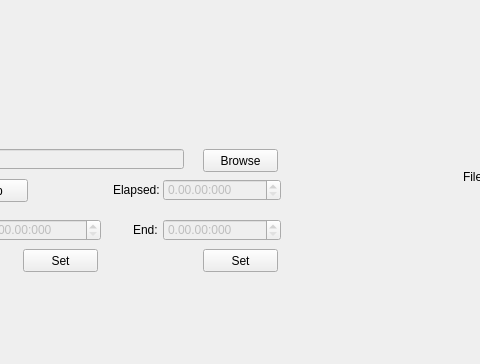
First picture: the form in mainwindow.ui, repository mgardner99/490, before the edit; both pictures show x 247 to 727 and y 411 to 775 of the 1214 by 775 pixel window.
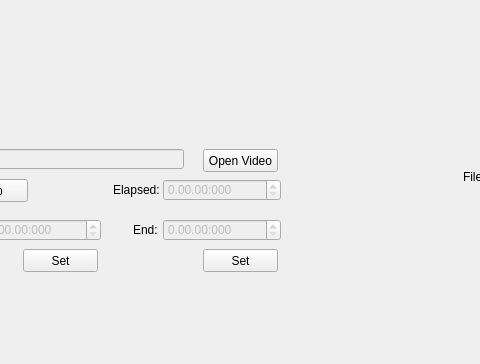
Second picture: the form after the edit.

Commit message: video player update

```diff
--- a/mainwindow.ui
+++ b/mainwindow.ui
@@ -378,7 +378,7 @@
      </rect>
     </property>
     <property name="text">
-     <string>Browse</string>
+     <string>Open Video</string>
     </property>
    </widget>
   </widget>
```
The commit also changes 8 other files.
